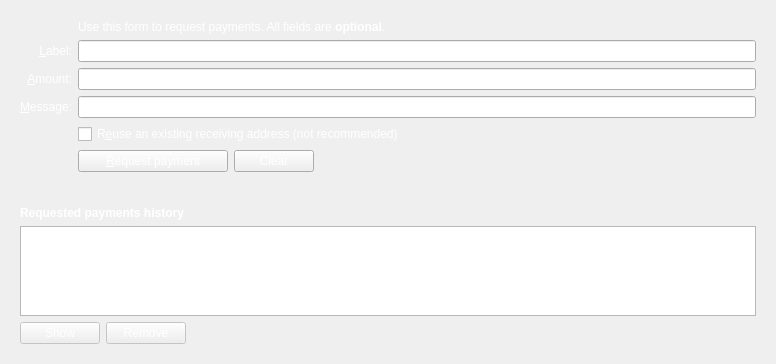
thelonecrouton/bitcredit, file src/qt/forms/receivecoinsdialog.ui: the form before one commit.
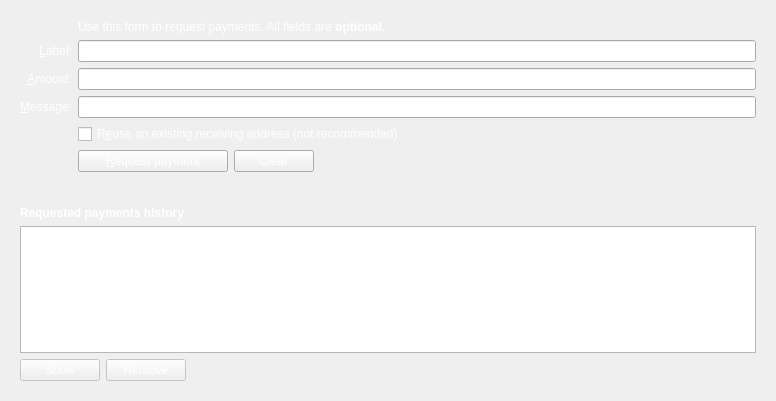
The form after the commit. Icons and pictures are not drawn. Custom widgets are drawn as their Qt base class.

```diff
--- a/src/qt/forms/receivecoinsdialog.ui
+++ b/src/qt/forms/receivecoinsdialog.ui
@@ -7,7 +7,7 @@
     <x>0</x>
     <y>0</y>
     <width>776</width>
-    <height>364</height>
+    <height>401</height>
    </rect>
   </property>
   <property name="styleSheet">
```
Left out of the diff: 18 changed lines with no effect on the pictures.
